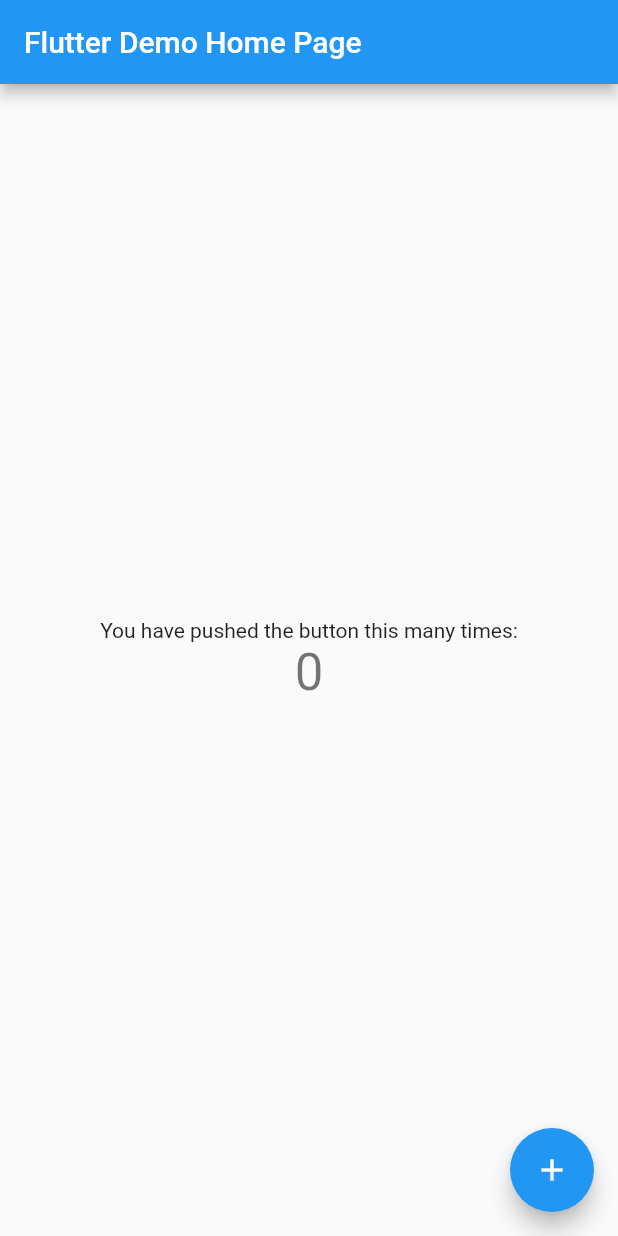
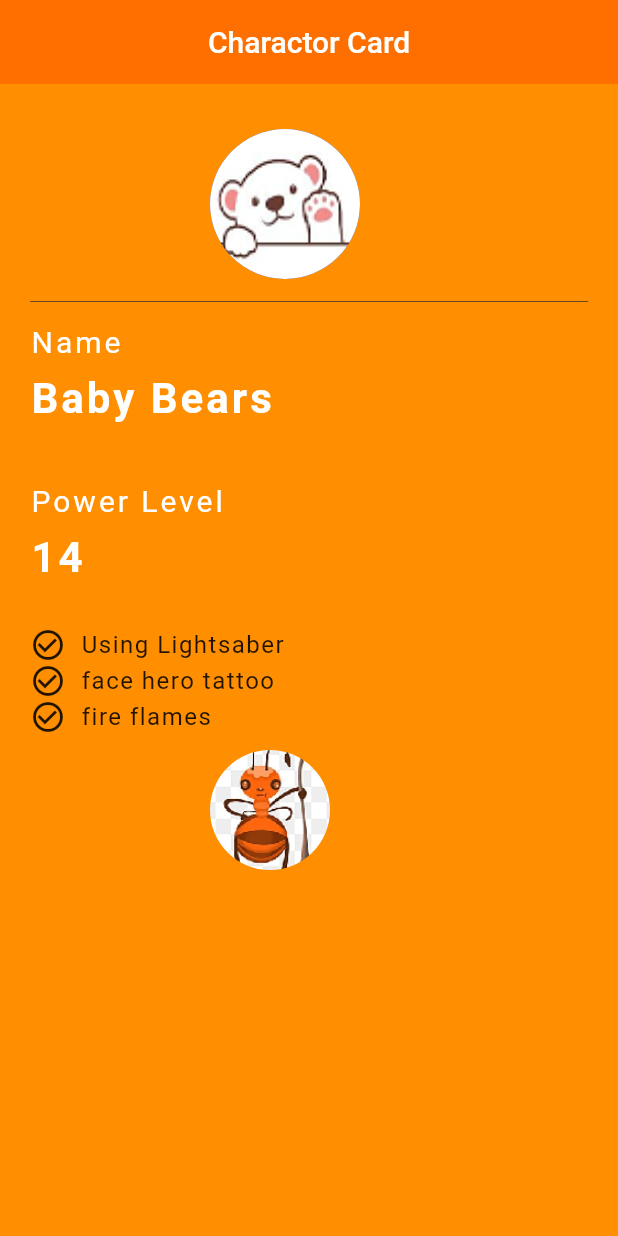
Before and after one commit to e-brains/dart, a Flutter app: the screen it shows after launch, on a phone screen of 412 x 824 dp. Run offline on Flutter 3.47's test engine with Material 2 defaults, Android fonts, the phone set to English and light mode, and no system bars.

Commit message:
flutter study 06

```diff
--- /dev/null
+++ b/lib/MyApp.dart
@@ -0,0 +1,18 @@
+
+import 'package:flutter/material.dart';
+import 'package:flutter_study06/MyCard.dart';
+
+class MyApp extends StatelessWidget {
+  const MyApp({Key? key}) : super(key: key);
+
+  @override
+  Widget build(BuildContext context) {
+    return MaterialApp(
+      debugShowCheckedModeBanner: false, // 에뮬레이터 상단의 debug 배너를 없앤다.
+      title: "MaterialApp의 title",
+      theme: ThemeData(primarySwatch: Colors.indigo // 기본 색상 정의
+          ),
+      home: MyCard(),
+    );
+  }
+}
--- /dev/null
+++ b/lib/MyCard.dart
@@ -0,0 +1,153 @@
+
+import 'package:flutter/material.dart';
+
+class MyCard extends StatelessWidget {
+  const MyCard({Key? key}) : super(key: key);
+
+  @override
+  Widget build(BuildContext context) {
+    return Scaffold(
+      backgroundColor: Colors.amber[800], // 전체 뼈대 화면의 배경색 지정
+      appBar: AppBar(
+        // MaterialApp에서 title은 앱을 총칭하는 제목이며 화면에 보이지 않음
+        // Scaffold는 실제 화면상에 나타나기 땜에 text 위젯을 사용한다.
+        title: Text("Charactor Card"),
+        centerTitle: true,
+        backgroundColor: Colors.amber[900],
+        elevation: 0.0, // appBar가 떠있는 효과를 없앤다.
+      ),
+      body: Padding(
+        // 특정 위치로 부터 위젯을 위치 시키기 위해 사용
+        padding: EdgeInsets.fromLTRB(20.0, 20.0, 0.0, 0.0),
+        child: Column(
+          // padding 내에서 Column이 위치하고 그 내부에 위젯을 세로로 정렬함
+          //mainAxisAlignment: MainAxisAlignment.center,  // 세로축 가운데 정렬
+          crossAxisAlignment: CrossAxisAlignment.start, // 가로축 정렬 (시작점 외쪽 정렬)
+          children: [
+            Padding(
+              // 이미지를 가운데 정확하게 보이기 위해  패딩으로 위치 조정
+              padding: const EdgeInsets.fromLTRB(120, 10, 0.0, 0.0),
+              // 동그란 모양의 이미지 삽입용 위젯
+              child: CircleAvatar(
+                // pubspec.yaml에 등록된 이미지 경로
+                backgroundImage: AssetImage("assets/flutter_bear.png"),
+                radius: 50.0, // 원모양의 크기를 조절
+              ),
+            ),
+            // 이미지와 텍스트 사이에 구분을 위해 사용한다.
+            Divider(
+              // height는 위로는 이미지로 부터 15픽셀, 아래로는 텍스트로 부터 15픽셀 떨어져 있다는 의미
+              height: 30.0,
+              color: Colors.grey[850],
+              thickness: 0.5,
+              endIndent: 20.0,
+            ),
+            Text(
+              "Name",
+              style: TextStyle(
+                color: Colors.white,
+                letterSpacing: 2.0,
+                fontSize: 20.0,
+              ),
+            ),
+            SizedBox(
+              height: 10.0, // 글자간의 세로 간격을 준다.
+            ),
+            Text(
+              "Baby Bears",
+              style: TextStyle(
+                color: Colors.white,
+                letterSpacing: 2.0,
+                fontSize: 28.0,
+                fontWeight: FontWeight.bold,
+              ),
+            ),
+            SizedBox(
+              height: 40.0,
+            ),
+            Text(
+              "Power Level",
+              style: TextStyle(
+                color: Colors.white,
+                letterSpacing: 2.0,
+                fontSize: 20.0,
+              ),
+            ),
+            SizedBox(
+              height: 10.0, // 글자간의 세로 간격을 준다.
+            ),
+            Text(
+              "14",
+              style: TextStyle(
+                color: Colors.white,
+                letterSpacing: 2.0,
+                fontSize: 28.0,
+                fontWeight: FontWeight.bold,
+              ),
+            ),
+            SizedBox(
+              height: 30.0,
+            ),
+            Row(
+              // 복수의 위젯을 가로로 나열할 때 (Column은 세로)
+              children: [
+                Icon(Icons.check_circle_outline),
+                SizedBox(
+                  width: 10.0, // 가로로 공백을 준다.
+                ),
+                Text(
+                  "Using Lightsaber",
+                  style: TextStyle(
+                    fontSize: 16.0,
+                    letterSpacing: 1.0,
+                  ),
+                ),
+              ],
+            ),
+            Row(
+              // 복수의 위젯을 가로로 나열할 때 (Column은 세로)
+              children: [
+                Icon(Icons.check_circle_outline),
+                SizedBox(
+                  width: 10.0, // 가로로 공백을 준다.
+                ),
+                Text(
+                  "face hero tattoo",
+                  style: TextStyle(
+                    fontSize: 16.0,
+                    letterSpacing: 1.0,
+                  ),
+                ),
+              ],
+            ),
+            Row(
+              // 복수의 위젯을 가로로 나열할 때 (Column은 세로)
+              children: [
+                Icon(Icons.check_circle_outline),
+                SizedBox(
+                  width: 10.0, // 가로로 공백을 준다.
+                ),
+                Text(
+                  "fire flames",
+                  style: TextStyle(
+                    fontSize: 16.0,
+                    letterSpacing: 1.0,
+                  ),
+                ),
+              ],
+            ),
+            Padding(
+              padding: const EdgeInsets.fromLTRB(120, 10, 0.0, 0.0),
+              child: CircleAvatar(
+                backgroundImage: AssetImage("assets/flutter_ant.png"),
+                radius: 40.0,
+                // 앱 배경색과 같은 색을 이미지 배경으로 사용하면 투명이미지 효과를 그대로 살릴 수 있음
+                backgroundColor: Colors.amber[800],
+              ),
+            ),
+          ],
+        ),
+      ),
+    );
+  }
+}
--- a/lib/main.dart
+++ b/lib/main.dart
@@ -1,115 +1,8 @@
 import 'package:flutter/material.dart';
+import 'package:flutter_study06/MyApp.dart';
 
 void main() {
-  runApp(const MyApp());
+  // MyApp()은 커스텀 위젯 : 우리가 만들어야 함
+  // 최상위 위젯이고 최초로 스크린 레이아웃을 처음으로 빌드하는 역활을 함
+  runApp(MyApp());
 }
-
-class MyApp extends StatelessWidget {
-  const MyApp({Key? key}) : super(key: key);
-
-  // This widget is the root of your application.
-  @override
-  Widget build(BuildContext context) {
-    return MaterialApp(
-      title: 'Flutter Demo',
-      theme: ThemeData(
-        // This is the theme of your application.
-        //
-        // Try running your application with "flutter run". You'll see the
-        // application has a blue toolbar. Then, without quitting the app, try
-        // changing the primarySwatch below to Colors.green and then invoke
-        // "hot reload" (press "r" in the console where you ran "flutter run",
-        // or simply save your changes to "hot reload" in a Flutter IDE).
-        // Notice that the counter didn't reset back to zero; the application
-        // is not restarted.
-        primarySwatch: Colors.blue,
-      ),
-      home: const MyHomePage(title: 'Flutter Demo Home Page'),
-    );
-  }
-}
-
-class MyHomePage extends StatefulWidget {
-  const MyHomePage({Key? key, required this.title}) : super(key: key);
-
-  // This widget is the home page of your application. It is stateful, meaning
-  // that it has a State object (defined below) that contains fields that affect
-  // how it looks.
-
-  // This class is the configuration for the state. It holds the values (in this
-  // case the title) provided by the parent (in this case the App widget) and
-  // used by the build method of the State. Fields in a Widget subclass are
-  // always marked "final".
-
-  final String title;
-
-  @override
-  State<MyHomePage> createState() => _MyHomePageState();
-}
-
-class _MyHomePageState extends State<MyHomePage> {
-  int _counter = 0;
-
-  void _incrementCounter() {
-    setState(() {
-      // This call to setState tells the Flutter framework that something has
-      // changed in this State, which causes it to rerun the build method below
-      // so that the display can reflect the updated values. If we changed
-      // _counter without calling setState(), then the build method would not be
-      // called again, and so nothing would appear to happen.
-      _counter++;
-    });
-  }
-
-  @override
-  Widget build(BuildContext context) {
-    // This method is rerun every time setState is called, for instance as done
-    // by the _incrementCounter method above.
-    //
-    // The Flutter framework has been optimized to make rerunning build methods
-    // fast, so that you can just rebuild anything that needs updating rather
-    // than having to individually change instances of widgets.
-    return Scaffold(
-      appBar: AppBar(
-        // Here we take the value from the MyHomePage object that was created by
-        // the App.build method, and use it to set our appbar title.
-        title: Text(widget.title),
-      ),
-      body: Center(
-        // Center is a layout widget. It takes a single child and positions it
-        // in the middle of the parent.
-        child: Column(
-          // Column is also a layout widget. It takes a list of children and
-          // arranges them vertically. By default, it sizes itself to fit its
-          // children horizontally, and tries to be as tall as its parent.
-          //
-          // Invoke "debug painting" (press "p" in the console, choose the
-          // "Toggle Debug Paint" action from the Flutter Inspector in Android
-          // Studio, or the "Toggle Debug Paint" command in Visual Studio Code)
-          // to see the wireframe for each widget.
-          //
-          // Column has various properties to control how it sizes itself and
-          // how it positions its children. Here we use mainAxisAlignment to
-          // center the children vertically; the main axis here is the vertical
-          // axis because Columns are vertical (the cross axis would be
-          // horizontal).
-          mainAxisAlignment: MainAxisAlignment.center,
-          children: <Widget>[
-            const Text(
-              'You have pushed the button this many times:',
-            ),
-            Text(
-              '$_counter',
-              style: Theme.of(context).textTheme.headline4,
-            ),
-          ],
-        ),
-      ),
-      floatingActionButton: FloatingActionButton(
-        onPressed: _incrementCounter,
-        tooltip: 'Increment',
-        child: const Icon(Icons.add),
-      ), // This trailing comma makes auto-formatting nicer for build methods.
-    );
-  }
-}
```
Also changed, not shown: lib/class.dart (deleted, +0 -64 lines), lib/for_map_where.dart (deleted, +0 -61 lines), lib/future.dart (deleted, +0 -53 lines), lib/inheritance.dart (deleted, +0 -100 lines), lib/isolate.dart (deleted, +0 -38 lines), lib/list_map.dart (deleted, +0 -20 lines), pubspec.yaml (+6 -5 lines), assets/flutter_ant.png (added), assets/flutter_bear.png (added), assets/flutter_dog.png (added), 10 other files.
